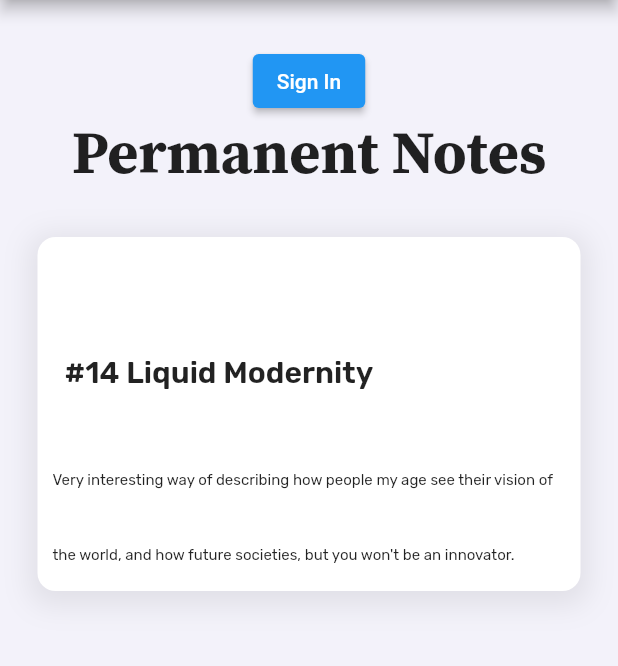
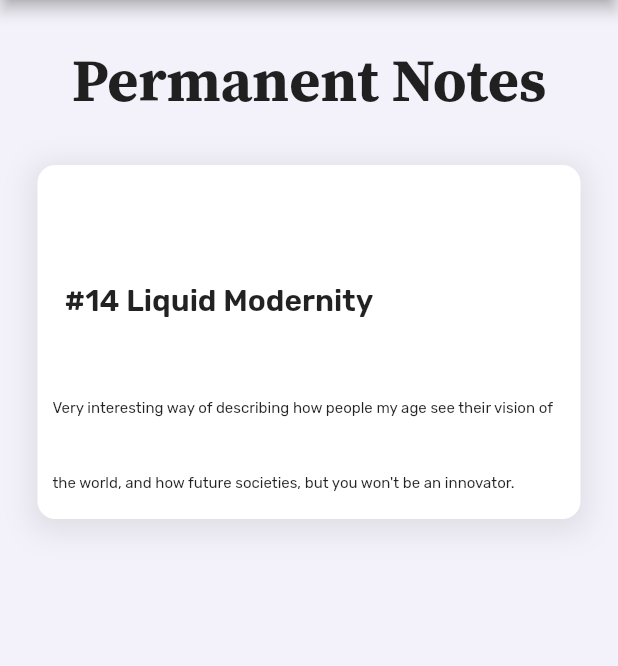
Before and after one commit to reveries-co/frontend, a Flutter app: the screen it shows after launch, on a phone screen of 412 x 824 dp, the part 84-750 px from its top. Run offline on Flutter 3.47's test engine with Material 2 defaults, Android fonts, the phone set to English and light mode, and no system bars; our stand-ins replace google_sign_in; project files that could hold a hidden picture were left out.

Commit message:
Moved Sign-in button to the user avatar.

```diff
--- a/lib/demo_screen.dart
+++ b/lib/demo_screen.dart
@@ -12,8 +12,16 @@ class DemoScreen extends StatelessWidget {
         appBar: AppBar(
           leading: Padding(
             padding: const EdgeInsets.all(8.0),
-            child: CircleAvatar(
-              backgroundImage: AssetImage('img/daniel.png'),
+            child: InkWell(
+              onTap: () {
+                Navigator.push(
+                  context,
+                  MaterialPageRoute(builder: (context) => SignInDemo()),
+                );
+              },
+              child: CircleAvatar(
+                backgroundImage: AssetImage('img/daniel.png'),
+              ),
             ),
           ),
           actions: [
@@ -39,15 +47,6 @@ class DemoScreen extends StatelessWidget {
             margin: EdgeInsets.symmetric(vertical: 30.0),
             child: Column(
               children: [
-                ElevatedButton(
-                  child: const Text('Sign In'),
-                  onPressed: () {
-                    Navigator.push(
-                      context,
-                      MaterialPageRoute(builder: (context) => SignInDemo()),
-                    );
-                  },
-                ),
                 Text(
                   'Permanent Notes',
                   style: TextStyle(
```
